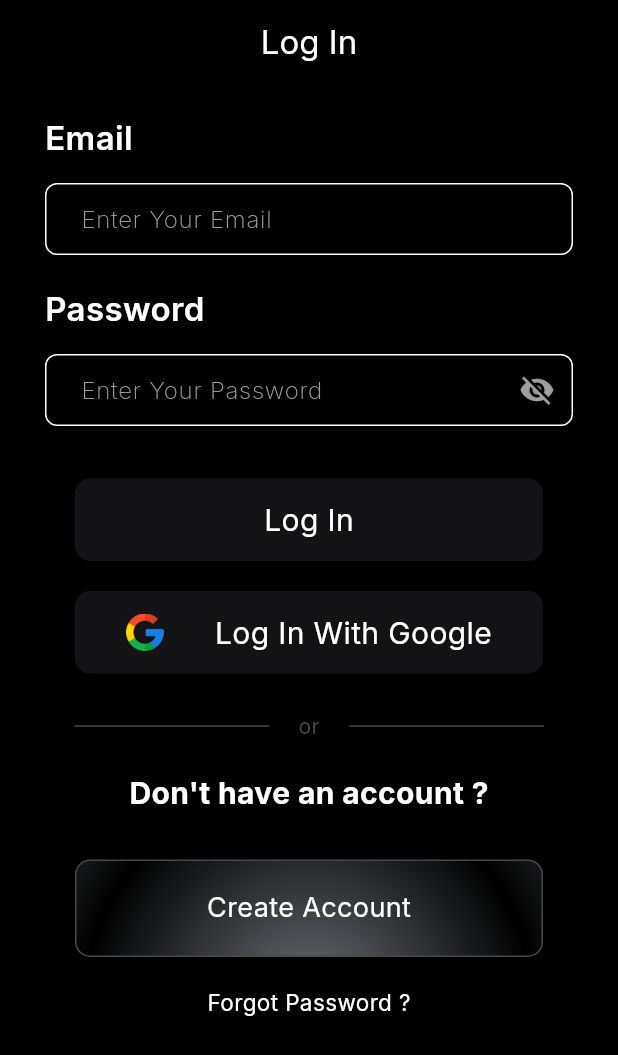
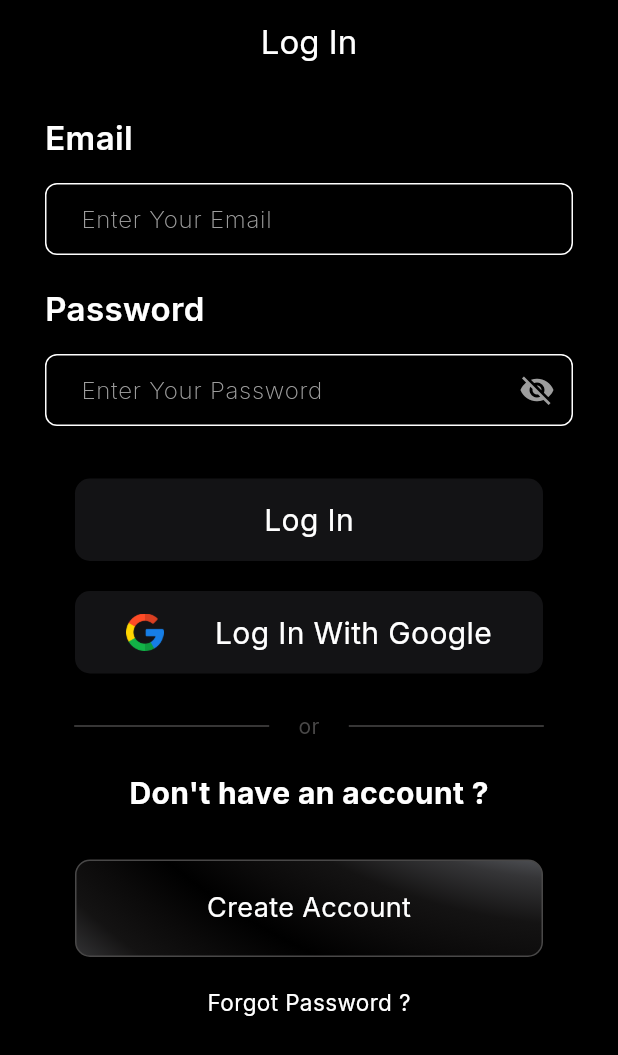
Before and after one commit to MizuHorizon/Wish, a Flutter app: the screen it shows after launch, on a phone screen of 412 x 824 dp. Shown: the top 1055 px of the screen. Run offline on Flutter 3.47's test engine with Material 3 defaults, Android fonts, the phone set to English and light mode, and no system bars; our stand-ins replace cached_network_image, country_picker, dio, dropdown_button2, firebase_auth, firebase_core and 9 more; missing offline and left inert: dart:ffi, glassmorphism_widgets; accounts and stored records are empty.

Commit message:
glassmorped screen for broken image

```diff
--- a/lib/src/constants.dart
+++ b/lib/src/constants.dart
@@ -12,5 +12,5 @@ class AppColors {
   static const dividerColor = Color.fromARGB(255, 73, 72, 72);
 }
 
-//const String baseUrl = "http://10.0.2.2:4000/api/v1/";
-const String baseUrl = "http://192.168.93.90:4000/api/v1/";
+// const String baseUrl = "http://192.168.93.90:4000/api/v1/";
+const String baseUrl = "https://api.mizuhorizon.com/api/v1/";
--- a/lib/src/wish/presentation/Screens/SignIn_Screen.dart
+++ b/lib/src/wish/presentation/Screens/SignIn_Screen.dart
@@ -19,7 +19,8 @@ class SignInScreen extends ConsumerStatefulWidget {
   ConsumerState<SignInScreen> createState() => _SignInScreenState();
 }
 
-class _SignInScreenState extends ConsumerState<SignInScreen> {
+class _SignInScreenState extends ConsumerState<SignInScreen>
+    with SingleTickerProviderStateMixin {
   final TextEditingController _emailController = TextEditingController();
   final TextEditingController _passwordController = TextEditingController();
 
@@ -29,11 +30,32 @@ class _SignInScreenState extends ConsumerState<SignInScreen> {
   bool validPassword = true;
   bool wrongPassword = false;
 
+  late AnimationController _controller;
+  late Animation<double> _animation;
+
+  @override
+  void initState() {
+    // TODO: implement initState
+    super.initState();
+    _controller = AnimationController(
+      vsync: this,
+      duration: const Duration(minutes: 1),
+    );
+    _animation = Tween<double>(begin: 0.0, end: 100.0).animate(_controller)
+      ..addListener(() {
+        setState(() {
+          print(_animation.value);
+        });
+      });
+    _controller.forward();
+  }
+
   @override
   void dispose() {
     super.dispose();
     _emailController.dispose();
     _passwordController.dispose();
+    _controller.dispose();
   }
 
   void doSignIn(String email, String password) async {
@@ -342,14 +364,20 @@ class _SignInScreenState extends ConsumerState<SignInScreen> {
                     width: width,
                     decoration: BoxDecoration(
                       border: Border.all(color: AppColors.dividerColor),
-                      gradient: const RadialGradient(
-                        center: Alignment(-0, 2),
+                      gradient: RadialGradient(
+                        center: Alignment(-0, _animation.value),
 
                         radius: 2.3,
                         // begin: Alignment(1, -0.00),
                         // end: Alignment(0, -1),
-                        colors: [
+                        transform:
+                            GradientRotation(100 * (_animation.value / 360)),
+                        colors: const [
+                          Color.fromARGB(255, 145, 147, 152),
                           Color(0xFF6D7178),
+                          Color.fromARGB(255, 53, 53, 55),
+                          Color.fromARGB(255, 20, 19, 19),
+                          Color.fromARGB(255, 11, 10, 10),
                           Color(0xFF000000),
                         ],
                         tileMode: TileMode.mirror,
--- a/lib/src/wish/presentation/Screens/Signup_Screen.dart
+++ b/lib/src/wish/presentation/Screens/Signup_Screen.dart
@@ -308,7 +308,7 @@ class _SignUpScreenState extends ConsumerState<SignUpScreen> {
                             );
                           },
                           style: ElevatedButton.styleFrom(
-                            primary: Color.fromRGBO(19, 19, 21, 1),
+                            backgroundColor: Color.fromRGBO(19, 19, 21, 1),
                             shape: RoundedRectangleBorder(
                               borderRadius: BorderRadius.circular(10),
                             ),
--- a/lib/src/wish/presentation/utils/components/custom_dialogueBox.dart
+++ b/lib/src/wish/presentation/utils/components/custom_dialogueBox.dart
@@ -60,8 +60,8 @@ class GradientDialog extends StatelessWidget {
                   Navigator.of(context).pop();
                 },
                 style: ElevatedButton.styleFrom(
-                  primary: Colors.white,
-                  onPrimary: Colors.black,
+                  foregroundColor: Colors.black,
+                  backgroundColor: Colors.white,
                 ),
                 child: Text('OK'),
               ),
--- a/lib/src/wish/presentation/utils/components/send_mail_success.dart
+++ b/lib/src/wish/presentation/utils/components/send_mail_success.dart
@@ -73,8 +73,8 @@ class SuccessGradientDialog extends StatelessWidget {
                   Navigator.of(context).pop(); // Close the dialog
                 },
                 style: ElevatedButton.styleFrom(
-                  primary: Colors.white,
-                  onPrimary: Colors.black,
+                  foregroundColor: Colors.black,
+                  backgroundColor: Colors.white,
                 ),
                 child: Text('OK'),
               ),
--- a/lib/src/wish/presentation/utils/search_delegate.dart
+++ b/lib/src/wish/presentation/utils/search_delegate.dart
@@ -136,6 +136,7 @@ class DataSearch extends SearchDelegate<String> {
                               }
                             },
                             view: () {
+                              FocusScope.of(context).unfocus();
                               var clickedProduct = suggestionList[index];
                               products.removeWhere(
                                   (element) => element.id == clickedProduct.id);
--- a/pubspec.yaml
+++ b/pubspec.yaml
@@ -32,6 +32,7 @@ dependencies:
   dropdown_button2: ^2.3.9
   fl_chart: ^0.66.2
   firebase_messaging: ^14.7.17
+  glassmorphism_widgets: ^0.2.2
 
 dev_dependencies:
   flutter_test:
```
Also changed, not shown: lib/src/wish/presentation/Screens/Product.dart (+11 -1 lines), lib/src/wish/presentation/utils/company_container.dart (added, +74 -0 lines), pubspec.lock.
